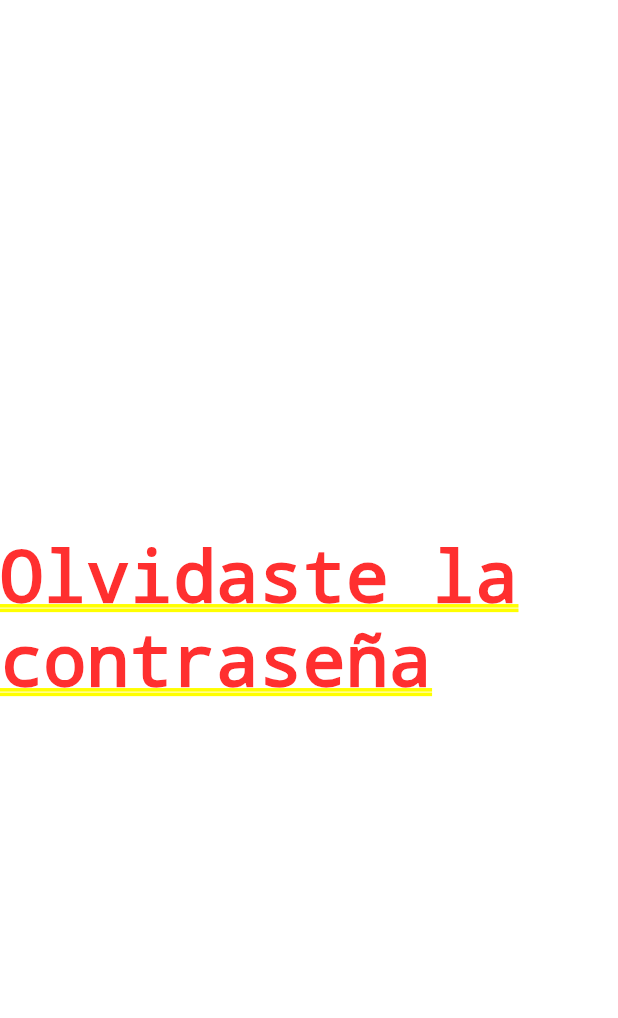
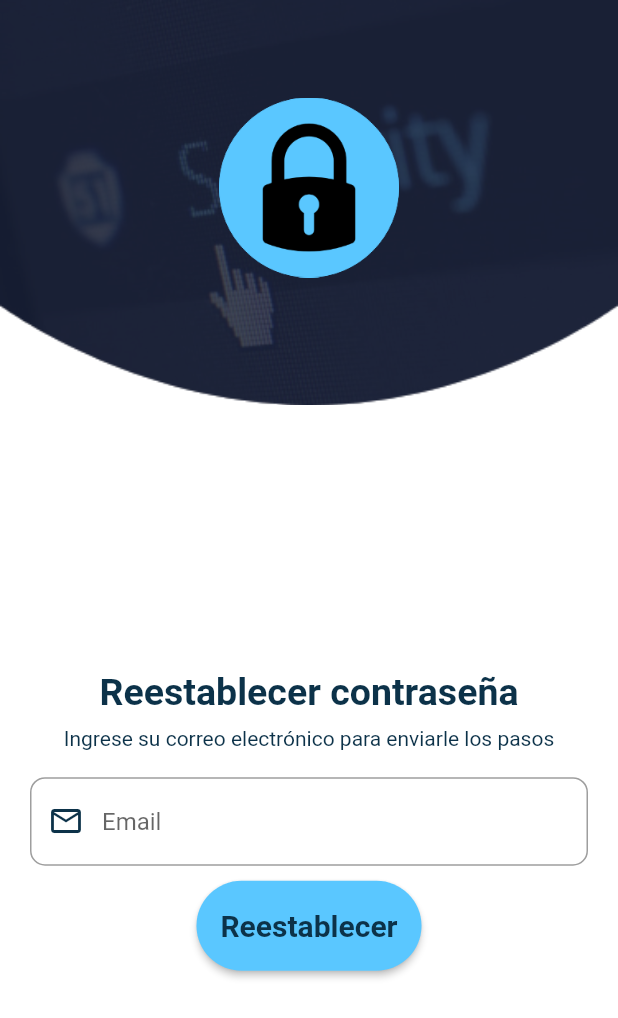
Before and after one commit to PedroHigueraG/SecurityApp, a Flutter app: the screen it shows after launch, after a tap on "Iniciar", after a tap on "¿Olvidaste la contraseña?", on a phone screen of 412 x 824 dp. Shown: the top 1018 px of the screen. Run offline on Flutter 3.47's test engine with Material 2 defaults, Android fonts, the light colour scheme and no system bars.

Commit message:
Ventana para reestablecer contraseña lista

```diff
--- a/lib/pages/loginPages/passwordPage.dart
+++ b/lib/pages/loginPages/passwordPage.dart
@@ -1,4 +1,7 @@
+import 'dart:async';
+
 import 'package:flutter/material.dart';
+import 'package:security_app/pages/startPage.dart';
 
 class PasswordPage extends StatefulWidget {
   PasswordPage({Key key}) : super(key: key);
@@ -7,11 +10,116 @@ class PasswordPage extends StatefulWidget {
   _PasswordPageState createState() => _PasswordPageState();
 }
 
-class _PasswordPageState extends State<PasswordPage> {
+class _PasswordPageState extends State<PasswordPage>  with SingleTickerProviderStateMixin {
+  TextEditingController emailController = new TextEditingController();
+    AnimationController _controller;
+  Animation<double> _animation;
+
+    @override
+  void initState() {
+    super.initState();
+    _controller =
+        AnimationController(vsync: this, duration: Duration(milliseconds: 500));
+    _animation = Tween(begin: 0.0, end: 1.0).animate(_controller);
+    Timer(Duration(milliseconds: 500), () => _controller.forward());
+  }
+
+  @override
+  void dispose() {
+    _controller.dispose();
+    super.dispose();
+  }
   @override
   Widget build(BuildContext context) {
-    return Container(
-       child: Center(child: Text('Olvidaste la contraseña'),),
+    return Scaffold(
+      backgroundColor: Colors.white,
+      body: Column(
+          children: [
+            Stack(
+              alignment: AlignmentDirectional.topCenter,
+              children: [
+                Container(
+                  width: MediaQuery.of(context).size.width,
+                  height: (MediaQuery.of(context).size.width) * 0.656,
+                  decoration: BoxDecoration(
+                    image: DecorationImage(
+                        image: AssetImage('assets/img/Security.png'),
+                        fit: BoxFit.fitWidth),
+                  ),
+                ),
+                Positioned(
+                  top: 65,
+                  child: SlideTransition(
+                    position:
+                        Tween<Offset>(begin: Offset(0, -0.2), end: Offset.zero)
+                            .animate(_animation),
+                    child: FadeTransition(
+                      opacity: _animation,
+                      child: Center(
+                        child: Image.asset(
+                          'assets/img/icon.png',
+                          width: 120,
+                          height: 120,
+                        ),
+                      ),
+                    ),
+                  ),
+                )
+              ],
+            ),
+            Expanded(
+              child: Column(
+                mainAxisAlignment: MainAxisAlignment.center,
+                children: [
+                  Text(
+                    'Reestablecer contraseña',
+                    style: TextStyle(
+                        fontWeight: FontWeight.bold,
+                        fontSize: 25,
+                        color: azulOscuro),
+                  ),
+                  Center(child: Padding(
+                    padding: const EdgeInsets.all(8.0),
+                    child: Text('Ingrese su correo electrónico para enviarle los pasos',style: TextStyle(color: azulOscuro),),
+                  )),
+                  Padding(
+                    padding: const EdgeInsets.symmetric(
+                        horizontal: 20, vertical: 10),
+                    child: TextField(
+                      controller: emailController,
+                      decoration: InputDecoration(
+                        prefixIcon: Icon(
+                          Icons.email_outlined,
+                          color: azulOscuro,
+                        ),
+                        border: OutlineInputBorder(
+                            borderRadius: BorderRadius.circular(10)),
+                        focusedBorder: OutlineInputBorder(
+                            borderSide: BorderSide(color: azulOscuro)),
+                        hintText: 'Email',
+                      ),
+                    ),
+                  ),
+                  MaterialButton(
+                    minWidth: 150.0,
+                    height: 60.0,
+                    onPressed: () {
+                      Navigator.pushNamed(context, '/pages/userPage');
+                    },
+                    color: azulClaro,
+                    shape: RoundedRectangleBorder(
+                        borderRadius: BorderRadius.circular(33.0)),
+                    child: Text('Reestablecer',
+                        style: TextStyle(
+                            fontSize: 20,
+                            fontWeight: FontWeight.bold,
+                            color: azulOscuro)),
+                  )
+                ],
+              ),
+            )
+          ],
+        )
     );
   }
 }
```
